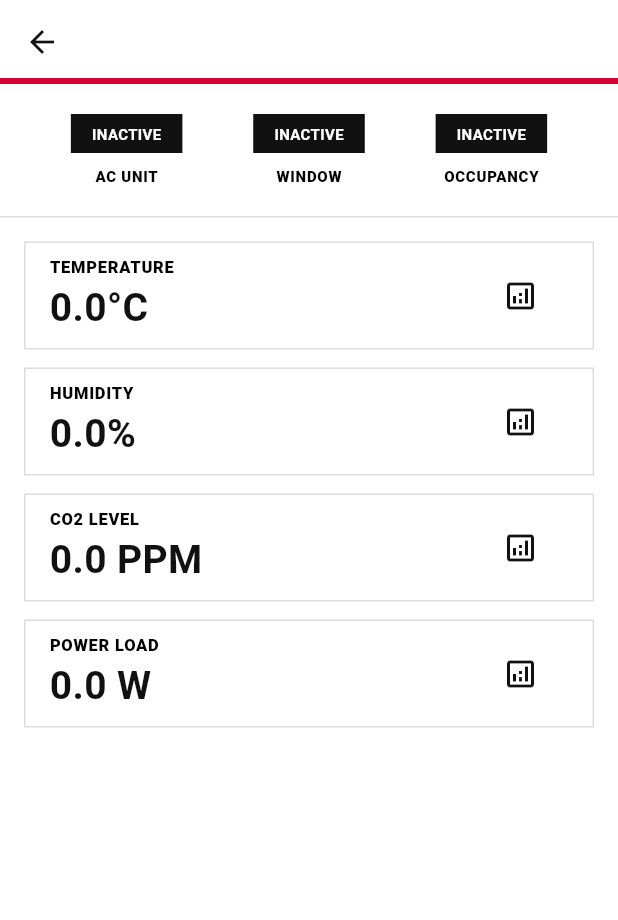
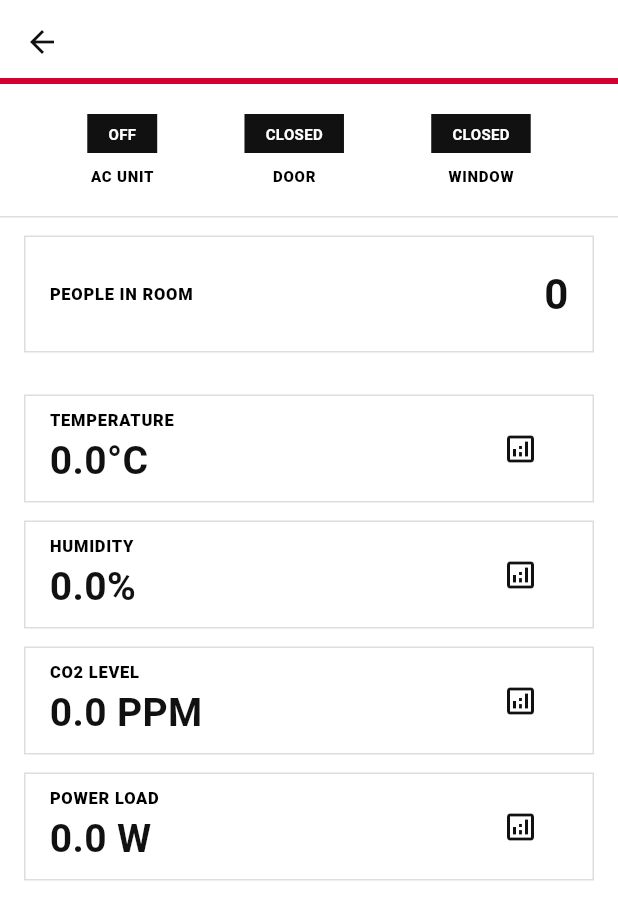
Before and after one commit to viktortrilar/KOSEN-Global-Camp-Hackathon-2026, a Flutter app: the RoomDetailPage screen opened directly with empty values, on a phone screen of 412 x 824 dp. Shown: the top 920 px of the screen. Run offline on Flutter 3.47's test engine with Material 3 defaults, Android fonts, the phone set to English and light mode, and no system bars; our stand-ins replace fl_chart; missing offline and left inert: mqtt_client; network calls fail.

Commit message:
people count update

```diff
--- a/coolwatcher/lib/main.dart
+++ b/coolwatcher/lib/main.dart
@@ -61,7 +61,7 @@ class RoomData {
   final String name;
   double temp = 0, humidity = 0, co2 = 0, watts = 0;
   int personCount = 0;
-  bool isOccupied = false, windowOpen = false, heaterOn = false, lightOn = false;
+  bool isOccupied = false, doorOpen = false, windowOpen = false, heaterOn = false, lightOn = false;
 
   RoomData({required this.id, required this.name});
 }
@@ -163,9 +163,14 @@ class _DashboardPageState extends State<DashboardPage> {
           if (payload.containsKey('ac_on')) room.heaterOn = payload['ac_on'] as bool;
         } else if (dataType == 'openings') {
           final openings = payload['openings'] as Map<String, dynamic>;
+          if (openings.containsKey('door')) room.doorOpen = openings['door'] == 'open';
           if (openings.containsKey('window')) room.windowOpen = openings['window'] == 'open';
           if (payload.containsKey('person_count')) room.personCount = (payload['person_count'] as num).toInt();
-          if (payload.containsKey('occupied')) room.isOccupied = payload['occupied'] as bool;
+          if (payload.containsKey('occupied')) {
+            room.isOccupied = payload['occupied'] as bool;
+          } else {
+            room.isOccupied = room.personCount > 0;
+          }
         }
       } catch (e) { /* silent fail */ }
     });
@@ -208,7 +213,7 @@ class _DashboardPageState extends State<DashboardPage> {
               return Card(
                 child: ListTile(
                   title: Text(room.name.toUpperCase(), style: const TextStyle(fontWeight: FontWeight.w900)),
-                  subtitle: Text('ID: ${room.id} • ${room.personCount} people • ${room.isOccupied ? "ACTIVE" : "IDLE"}'),
+                  subtitle: Text('ID: ${room.id} • ${room.personCount} people • Door: ${room.doorOpen ? "open" : "closed"}'),
                   trailing: const Icon(Icons.arrow_forward, color: MycomColors.black),
                   onTap: () => Navigator.push(context, MaterialPageRoute(builder: (context) => RoomDetailPage(room: room))),
                 ),
@@ -268,10 +273,30 @@ class _RoomDetailPageState extends State<RoomDetailPage> {
               child: Row(
                 mainAxisAlignment: MainAxisAlignment.spaceEvenly,
                 children: [
-                  _statusBlock('AC UNIT', widget.room.heaterOn),
-                  _statusBlock('WINDOW', widget.room.windowOpen),
-                  _statusBlock('OCCUPANCY', widget.room.isOccupied),
+                  _statusBlock('AC UNIT', widget.room.heaterOn, activeLabel: 'ON', inactiveLabel: 'OFF'),
+                  _statusBlock('DOOR', widget.room.doorOpen, activeLabel: 'OPEN', inactiveLabel: 'CLOSED'),
+                  _statusBlock('WINDOW', widget.room.windowOpen, activeLabel: 'OPEN', inactiveLabel: 'CLOSED'),
                 ],
+              ),
+            ),
+            Container(
+              margin: const EdgeInsets.symmetric(horizontal: 16, vertical: 12),
+              width: double.infinity,
+              decoration: BoxDecoration(
+                border: Border.all(color: MycomColors.borderGrey, width: 1),
+              ),
+              child: Padding(
+                padding: const EdgeInsets.symmetric(vertical: 18, horizontal: 16),
+                child: Row(
+                  mainAxisAlignment: MainAxisAlignment.spaceBetween,
+                  children: [
+                    const Text('PEOPLE IN ROOM', style: TextStyle(fontSize: 11, fontWeight: FontWeight.w900, letterSpacing: 0.5)),
+                    Text(
+                      '${widget.room.personCount}',
+                      style: const TextStyle(fontSize: 28, fontWeight: FontWeight.bold, color: MycomColors.black),
+                    ),
+                  ],
+                ),
               ),
             ),
             Padding(
@@ -292,15 +317,15 @@ class _RoomDetailPageState extends State<RoomDetailPage> {
     );
   }
 
-  Widget _statusBlock(String label, bool isActive) {
+  Widget _statusBlock(String label, bool isActive, {required String activeLabel, required String inactiveLabel}) {
     return Column(
       children: [
         Container(
           padding: const EdgeInsets.symmetric(horizontal: 14, vertical: 6),
           color: isActive ? MycomColors.red : MycomColors.black,
           child: Text(
-            isActive ? 'ACTIVE' : 'INACTIVE',
-            style: const TextStyle(color: MycomColors.white, fontWeight: FontWeight.bold, fontSize: 10)
+            isActive ? activeLabel : inactiveLabel,
+            style: const TextStyle(color: MycomColors.white, fontWeight: FontWeight.bold, fontSize: 10),
           ),
         ),
         const SizedBox(height: 8),
```
Also changed, not shown: 1 other file.
